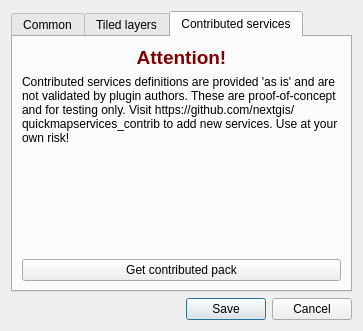
nextgis/quickmapservices, file src/settings_dialog_base.ui: the form before one commit.
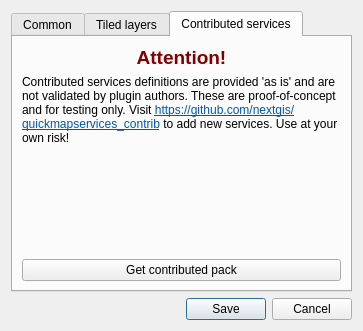
The form after the commit. The open tabs and pages were chosen to show the change.

Commit message: Update ru translation. Fix #37.

What changed in the file:
```diff
--- a/src/settings_dialog_base.ui
+++ b/src/settings_dialog_base.ui
@@ -270,7 +270,7 @@
        <item>
         <widget class="QLabel" name="label_2">
          <property name="text">
-          <string>Contributed services definitions are provided 'as is' and are not validated by plugin authors. These are proof-of-concept and for testing only. Visit https://github.com/nextgis/quickmapservices_contrib to add new services. Use at your own risk!</string>
+          <string>&lt;html&gt;&lt;head/&gt;&lt;body&gt;&lt;p&gt;Contributed services definitions are provided 'as is' and are not validated by plugin authors. These are proof-of-concept and for testing only. Visit &lt;a href=&quot;https://github.com/nextgis/quickmapservices_contrib&quot;&gt;&lt;span style=&quot; text-decoration: underline; color:#0057ae;&quot;&gt;https://github.com/nextgis/quickmapservices_contrib&lt;/span&gt;&lt;/a&gt; to add new services. Use at your own risk!&lt;/p&gt;&lt;/body&gt;&lt;/html&gt;</string>
          </property>
          <property name="textFormat">
           <enum>Qt::AutoText</enum>
```
Left out of the diff: 3 changed lines with no effect on the pictures. The commit also changes 2 other files.
